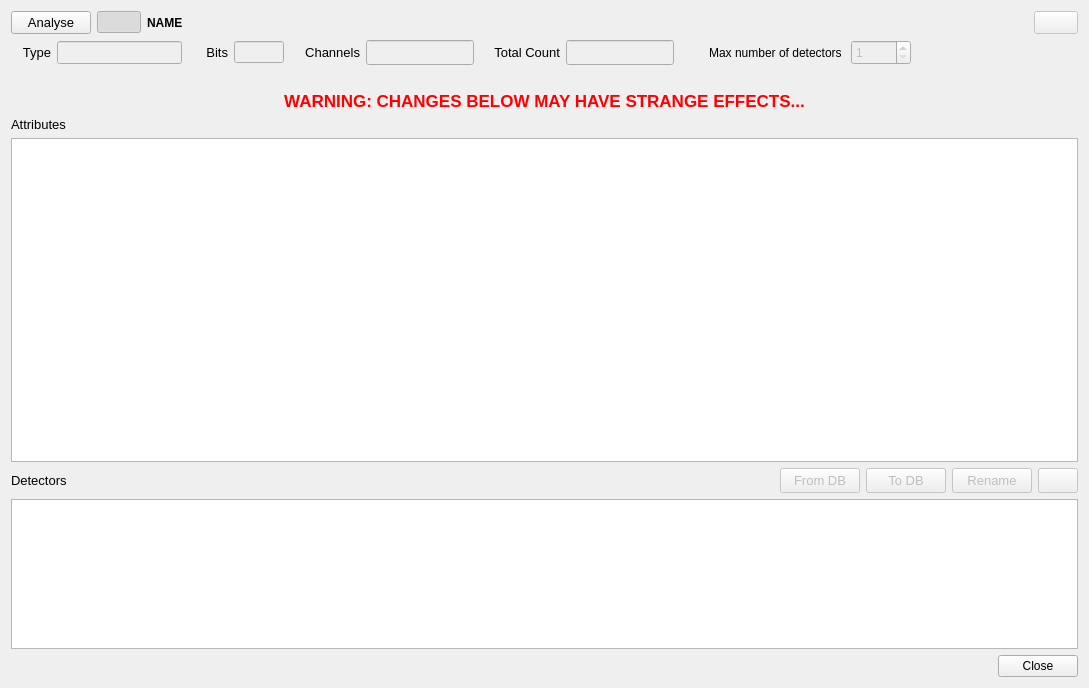
This is gui/daq/dialog_spectrum.ui in usnistgov/qpx-gamma as Qt 5 draws it before an edit. The edited form follows.
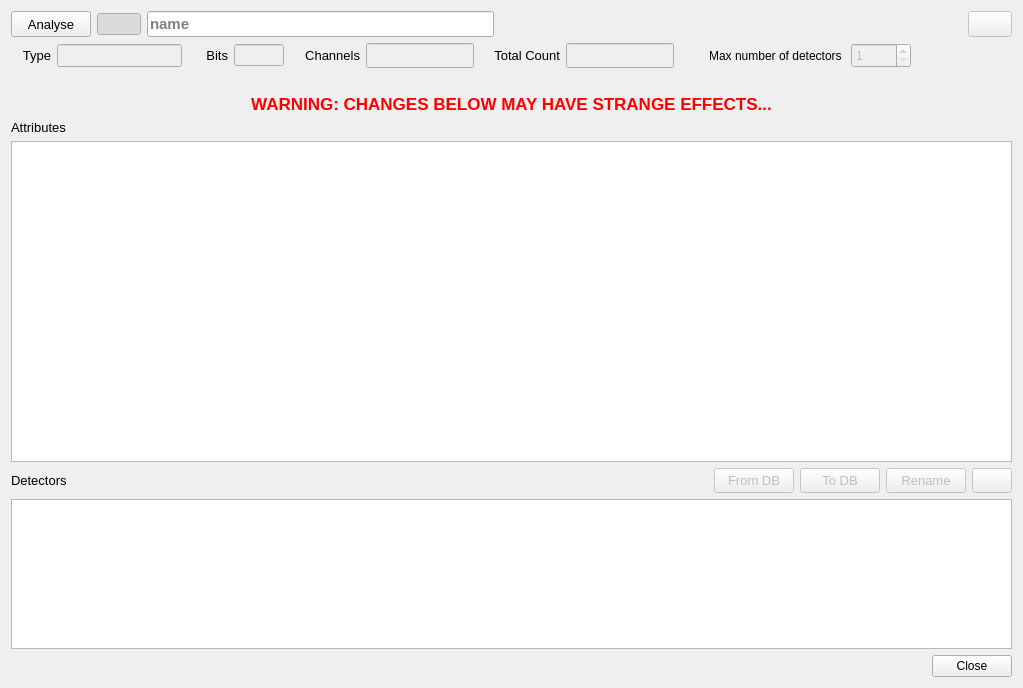
This is the edited form. Icons and pictures are not drawn.

```diff
--- a/gui/daq/dialog_spectrum.ui
+++ b/gui/daq/dialog_spectrum.ui
@@ -6,7 +6,7 @@
    <rect>
     <x>0</x>
     <y>0</y>
-    <width>1089</width>
+    <width>1023</width>
     <height>688</height>
    </rect>
   </property>
@@ -604,15 +604,47 @@
       </widget>
      </item>
      <item>
-      <widget class="QLabel" name="labelName">
+      <widget class="QLineEdit" name="lineName">
+       <property name="sizePolicy">
+        <sizepolicy hsizetype="MinimumExpanding" vsizetype="Fixed">
+         <horstretch>0</horstretch>
+         <verstretch>0</verstretch>
+        </sizepolicy>
+       </property>
+       <property name="minimumSize">
+        <size>
+         <width>150</width>
+         <height>25</height>
+        </size>
+       </property>
+       <property name="maximumSize">
+        <size>
+         <width>347</width>
+         <height>16777215</height>
+        </size>
+       </property>
        <property name="font">
         <font>
+         <pointsize>11</pointsize>
          <weight>75</weight>
          <bold>true</bold>
         </font>
        </property>
+       <property name="inputMask">
+        <string/>
+       </property>
+       <property name="maxLength">
+        <number>32</number>
+       </property>
+       <property name="placeholderText">
+        <string>name</string>
+       </property>
+      </widget>
+     </item>
+     <item>
+      <widget class="QLabel" name="label_4">
        <property name="text">
-        <string>NAME</string>
+        <string/>
        </property>
       </widget>
      </item>
```
Left out of the diff: 614 changed lines with no effect on the pictures.
